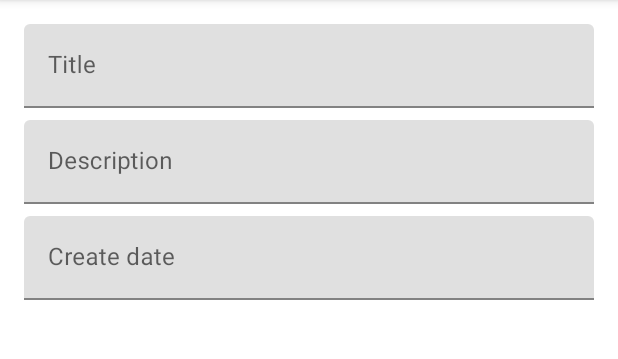
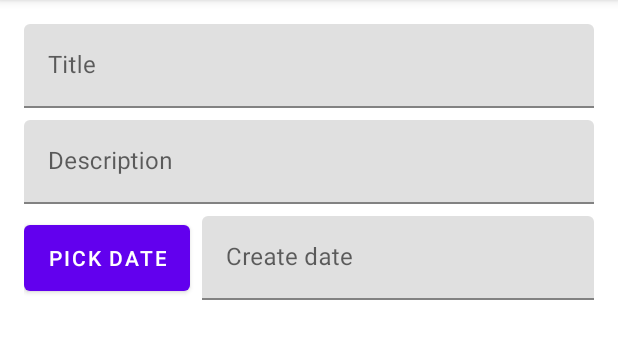
Before and after one commit to vkharapaev/gb-notes-hw6, an Android app: the fragment NoteFragment placed in its activity, on a phone screen of 412 x 824 dp, the part 84-443 px from its top. Run offline under Robolectric (Android 15) with nearby library versions, the phone set to English and light mode, and no system bars.

Commit message:
Create Date can be set by means of Date Picker

```diff
--- a/app/src/main/java/com/headmostlab/notes/ui/note/NoteContract.java
+++ b/app/src/main/java/com/headmostlab/notes/ui/note/NoteContract.java
@@ -1,6 +1,8 @@
 package com.headmostlab.notes.ui.note;
 
 import com.headmostlab.notes.model.Note;
+
+import java.util.Date;
 
 public interface NoteContract {
     interface View {
@@ -11,5 +13,7 @@ public interface NoteContract {
         void takeView(View view);
 
         void setNote(Note note);
+
+        void setCreateDate(Date selection);
     }
 }
--- a/app/src/main/java/com/headmostlab/notes/ui/note/NoteFragment.java
+++ b/app/src/main/java/com/headmostlab/notes/ui/note/NoteFragment.java
@@ -11,8 +11,12 @@ import androidx.annotation.Nullable;
 import androidx.fragment.app.Fragment;
 import androidx.lifecycle.ViewModelProvider;
 
+import com.google.android.material.datepicker.MaterialDatePicker;
 import com.headmostlab.notes.databinding.FragmentNoteBinding;
 import com.headmostlab.notes.model.Note;
+
+import java.text.DateFormat;
+import java.util.Date;
 
 public class NoteFragment extends Fragment implements NoteContract.View {
 
@@ -48,8 +52,14 @@ public class NoteFragment extends Fragment implements NoteContract.View {
 
     @Nullable
     @Override
-    public View onCreateView(@NonNull LayoutInflater inflater, @Nullable ViewGroup container, @Nullable Bundle savedInstanceState) {
+    public View onCreateView(@NonNull LayoutInflater inflater, @Nullable ViewGroup container,
+                             @Nullable Bundle savedInstanceState) {
         binding = FragmentNoteBinding.inflate(inflater, container, false);
+        MaterialDatePicker<Long> picker = MaterialDatePicker.Builder.datePicker().build();
+        picker.addOnPositiveButtonClickListener(selection ->
+                presenter.setCreateDate(new Date(selection)));
+        binding.pickDateButton.setOnClickListener(v ->
+                picker.show(getFragmentManager(), picker.toString()));
         return binding.getRoot();
     }
 
@@ -62,6 +72,6 @@ public class NoteFragment extends Fragment implements NoteContract.View {
     public void show(Note note) {
         binding.title.setText(note.getTitle());
         binding.description.setText(note.getDescription());
-        binding.createDate.setText(String.format("%s", note.getCreationDate()));
+        binding.createDate.setText(DateFormat.getDateInstance().format(note.getCreationDate()));
     }
 }
--- a/app/src/main/java/com/headmostlab/notes/ui/note/NotePresenter.java
+++ b/app/src/main/java/com/headmostlab/notes/ui/note/NotePresenter.java
@@ -6,6 +6,7 @@ import androidx.lifecycle.ViewModel;
 import com.headmostlab.notes.model.Note;
 
 import java.lang.ref.WeakReference;
+import java.util.Date;
 
 public class NotePresenter extends ViewModel implements NoteContract.Presenter {
 
@@ -32,6 +33,12 @@ public class NotePresenter extends ViewModel implements NoteContract.Presenter {
         dataStorage.set(NOTE_KEY, note);
     }
 
+    @Override
+    public void setCreateDate(Date date) {
+        note.setCreationDate(date);
+        showNote();
+    }
+
     private void showNote() {
         if (note != null && view() != null) {
             view().show(note);
--- a/app/src/main/res/layout/fragment_note.xml
+++ b/app/src/main/res/layout/fragment_note.xml
@@ -33,9 +33,22 @@
             android:inputType="text" />
     </com.google.android.material.textfield.TextInputLayout>
 
+    <LinearLayout
+        android:layout_width="match_parent"
+        android:layout_height="wrap_content"
+        android:orientation="horizontal">
+
+        <com.google.android.material.button.MaterialButton
+            android:id="@+id/pickDateButton"
+            android:layout_width="wrap_content"
+            android:layout_height="match_parent"
+            android:layout_marginEnd="@dimen/view_margin"
+            android:text="@string/pick_date" />
+
         <com.google.android.material.textfield.TextInputLayout
             android:layout_width="match_parent"
-        android:layout_height="wrap_content">
+            android:layout_height="wrap_content"
+            android:layout_weight="1">
 
             <EditText
                 android:id="@+id/createDate"
@@ -45,5 +58,5 @@
                 android:importantForAutofill="no"
                 android:inputType="date" />
         </com.google.android.material.textfield.TextInputLayout>
-
     </LinearLayout>
+</LinearLayout>
--- a/app/src/main/res/values/strings.xml
+++ b/app/src/main/res/values/strings.xml
@@ -3,4 +3,5 @@
     <string name="title">Title</string>
     <string name="description">Description</string>
     <string name="create_date">Create date</string>
+    <string name="pick_date">Pick Date</string>
 </resources>
```
Lines whose indentation alone changed are shown as unchanged.
